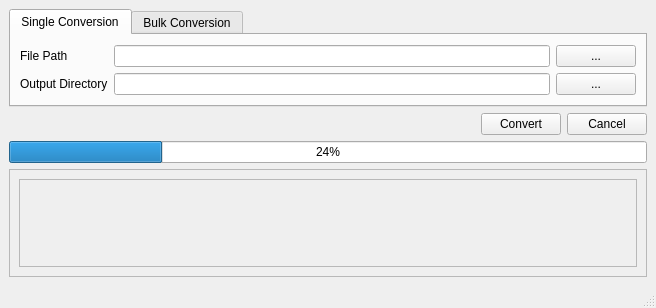
This is ui/main.ui in rivaldiprabowo/Automation_to_GeoJSON_Shapefile_Extract_Image as Qt 5 draws it before an edit. The edited form follows.
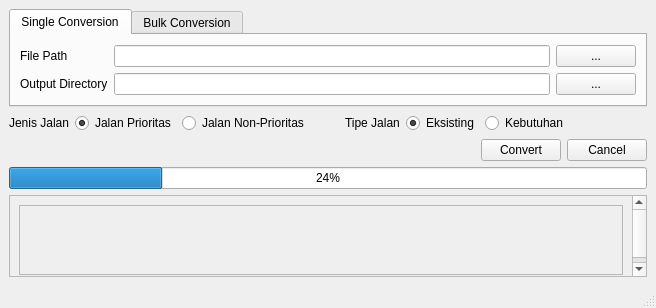
This is the edited form. Icons and pictures are not drawn.

Commit message: update ui to have jenis and tipe jalan radio button, update main logic to pass jenis and tipe jalan to the service

```diff
--- a/ui/main.ui
+++ b/ui/main.ui
@@ -123,6 +123,107 @@
       </widget>
      </widget>
     </item>
+    <item>
+     <layout class="QHBoxLayout" name="horizontalLayout_4">
+      <item>
+       <layout class="QHBoxLayout" name="horizontalLayout_2">
+        <item>
+         <widget class="QLabel" name="label_5">
+          <property name="text">
+           <string>Jenis Jalan</string>
+          </property>
+         </widget>
+        </item>
+        <item>
+         <widget class="QRadioButton" name="rbPrioritas">
+          <property name="text">
+           <string>Jalan Prioritas</string>
+          </property>
+          <property name="checked">
+           <bool>true</bool>
+          </property>
+          <attribute name="buttonGroup">
+           <string notr="true">jnsJalanGroup</string>
+          </attribute>
+         </widget>
+        </item>
+        <item>
+         <widget class="QRadioButton" name="rbNonPrioritas">
+          <property name="text">
+           <string>Jalan Non-Prioritas</string>
+          </property>
+          <attribute name="buttonGroup">
+           <string notr="true">jnsJalanGroup</string>
+          </attribute>
+         </widget>
+        </item>
+       </layout>
+      </item>
+      <item>
+       <spacer name="horizontalSpacer_2">
+        <property name="orientation">
+         <enum>Qt::Horizontal</enum>
+        </property>
+        <property name="sizeType">
+         <enum>QSizePolicy::Fixed</enum>
+        </property>
+        <property name="sizeHint" stdset="0">
+         <size>
+          <width>30</width>
+          <height>20</height>
+         </size>
+        </property>
+       </spacer>
+      </item>
+      <item>
+       <layout class="QHBoxLayout" name="horizontalLayout_3">
+        <item>
+         <widget class="QLabel" name="label_6">
+          <property name="text">
+           <string>Tipe Jalan</string>
+          </property>
+         </widget>
+        </item>
+        <item>
+         <widget class="QRadioButton" name="rbEksisting">
+          <property name="text">
+           <string>Eksisting</string>
+          </property>
+          <property name="checked">
+           <bool>true</bool>
+          </property>
+          <attribute name="buttonGroup">
+           <string notr="true">tipeJalanGroup</string>
+          </attribute>
+         </widget>
+        </item>
+        <item>
+         <widget class="QRadioButton" name="rbKebutuhan">
+          <property name="text">
+           <string>Kebutuhan</string>
+          </property>
+          <attribute name="buttonGroup">
+           <string notr="true">tipeJalanGroup</string>
+          </attribute>
+         </widget>
+        </item>
+       </layout>
+      </item>
+      <item>
+       <spacer name="horizontalSpacer_3">
+        <property name="orientation">
+         <enum>Qt::Horizontal</enum>
+        </property>
+        <property name="sizeHint" stdset="0">
+         <size>
+          <width>40</width>
+          <height>20</height>
+         </size>
+        </property>
+       </spacer>
+      </item>
+     </layout>
+    </item>
     <item>
      <layout class="QHBoxLayout" name="horizontalLayout">
       <item>
@@ -171,8 +272,8 @@
         <rect>
          <x>0</x>
          <y>0</y>
-         <width>636</width>
-         <height>105</height>
+         <width>619</width>
+         <height>89</height>
         </rect>
        </property>
        <layout class="QVBoxLayout" name="verticalLayout_4">
```
Left out of the diff: 4 changed lines with no effect on the pictures. The commit also changes 6 other files.
